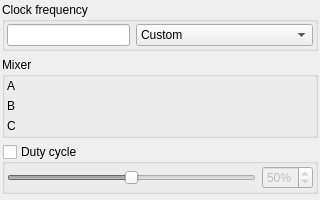
Before: the Qt Designer form apps/zxtune-qt/ui/preferences/aym.ui in vitamin-caig/zxtune, drawn with Qt 5.
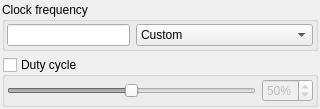
After: the same form once the commit is applied.

Commit message: zxtune-qt: remove mixers from aym options page.

Diff of the .ui file:
```diff
--- a/apps/zxtune-qt/ui/preferences/aym.ui
+++ b/apps/zxtune-qt/ui/preferences/aym.ui
@@ -7,7 +7,7 @@
     <x>0</x>
     <y>0</y>
     <width>320</width>
-    <height>200</height>
+    <height>108</height>
    </rect>
   </property>
   <property name="windowTitle">
@@ -71,43 +71,6 @@
      </layout>
     </widget>
    </item>
-   <item>
-    <widget class="QGroupBox" name="groupBox">
-     <property name="title">
-      <string>Mixer</string>
-     </property>
-     <layout class="QVBoxLayout" name="verticalLayout_2">
-      <property name="margin">
-       <number>2</number>
-      </property>
-      <item>
-       <layout class="QGridLayout" name="mixersLayout">
-        <item row="0" column="0">
-         <widget class="QLabel" name="labelA">
-          <property name="text">
-           <string notr="true">A</string>
-          </property>
-         </widget>
-        </item>
-        <item row="1" column="0">
-         <widget class="QLabel" name="labelB">
-          <property name="text">
-           <string notr="true">B</string>
-          </property>
-         </widget>
-        </item>
-        <item row="2" column="0">
-         <widget class="QLabel" name="labelC">
-          <property name="text">
-           <string notr="true">C</string>
-          </property>
-         </widget>
-        </item>
-       </layout>
-      </item>
-     </layout>
-    </widget>
-   </item>
    <item>
     <widget class="QGroupBox" name="dutyCycleGroup">
      <property name="sizePolicy">
```
The commit also changes 1 other file.
